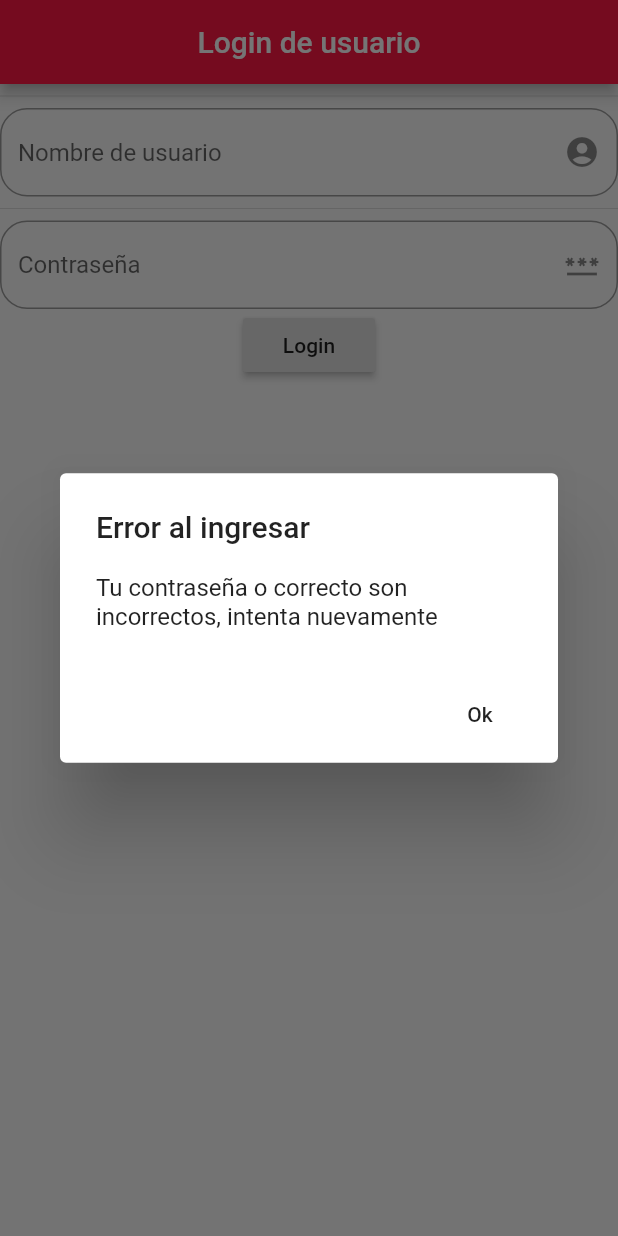
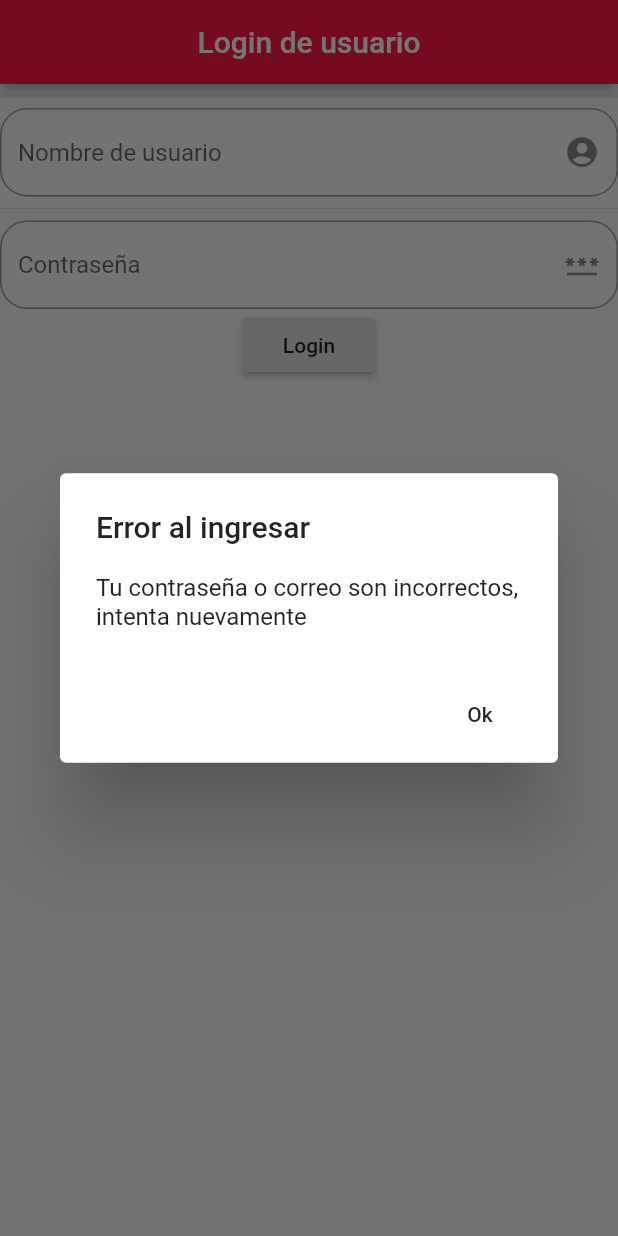
Before and after one commit to LuisFerOv25/ClinicaLuisOviedoD, a Flutter app: the screen it shows after launch, after a tap on "Login", on a phone screen of 412 x 824 dp. Run offline on Flutter 3.47's test engine with Material 2 defaults, Android fonts, the phone set to English and light mode, and no system bars.

Commit message:
Update loginS.dart

```diff
--- a/lib/vistas/loginS.dart
+++ b/lib/vistas/loginS.dart
@@ -87,7 +87,7 @@ onPressed: () {
 
               return AlertDialog(
                 title: new Text("Error al ingresar"),
-                content: new Text("Tu contraseña o correcto son incorrectos, intenta nuevamente"),
+                content: new Text("Tu contraseña o correo son incorrectos, intenta nuevamente"),
                 actions: <Widget>[
                   new FlatButton(
                     child: new Text("Ok"),
```
